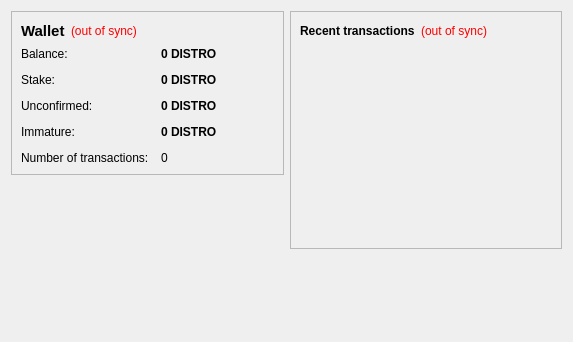
This is src/qt/forms/overviewpage.ui in Ferchodev/nuevo as Qt 5 draws it before an edit. The edited form follows.
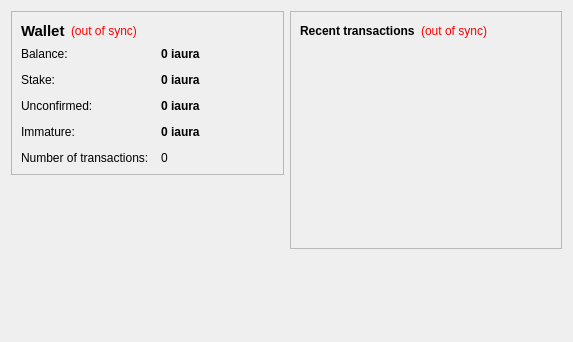
This is the edited form. Icons and pictures are not drawn.

```diff
--- a/src/qt/forms/overviewpage.ui
+++ b/src/qt/forms/overviewpage.ui
@@ -105,7 +105,7 @@
              <string>Your current balance</string>
             </property>
             <property name="text">
-             <string notr="true">0 DISTRO</string>
+             <string notr="true">0 iaura</string>
             </property>
             <property name="textInteractionFlags">
              <set>Qt::LinksAccessibleByMouse|Qt::TextSelectableByKeyboard|Qt::TextSelectableByMouse</set>
@@ -134,7 +134,7 @@
              <string>Total of coins that was staked, and do not yet count toward the current balance</string>
             </property>
             <property name="text">
-             <string notr="true">0 DISTRO</string>
+             <string notr="true">0 iaura</string>
             </property>
             <property name="textInteractionFlags">
              <set>Qt::LinksAccessibleByMouse|Qt::TextSelectableByKeyboard|Qt::TextSelectableByMouse</set>
@@ -163,7 +163,7 @@
              <string>Total of transactions that have yet to be confirmed, and do not yet count toward the current balance</string>
             </property>
             <property name="text">
-             <string notr="true">0 DISTRO</string>
+             <string notr="true">0 iaura</string>
             </property>
             <property name="textInteractionFlags">
              <set>Qt::LinksAccessibleByMouse|Qt::TextSelectableByKeyboard|Qt::TextSelectableByMouse</set>
@@ -189,7 +189,7 @@
              <string>Mined balance that has not yet matured</string>
             </property>
             <property name="text">
-             <string notr="true">0 DISTRO</string>
+             <string notr="true">0 iaura</string>
             </property>
             <property name="textInteractionFlags">
              <set>Qt::LinksAccessibleByMouse|Qt::TextSelectableByKeyboard|Qt::TextSelectableByMouse</set>
```
